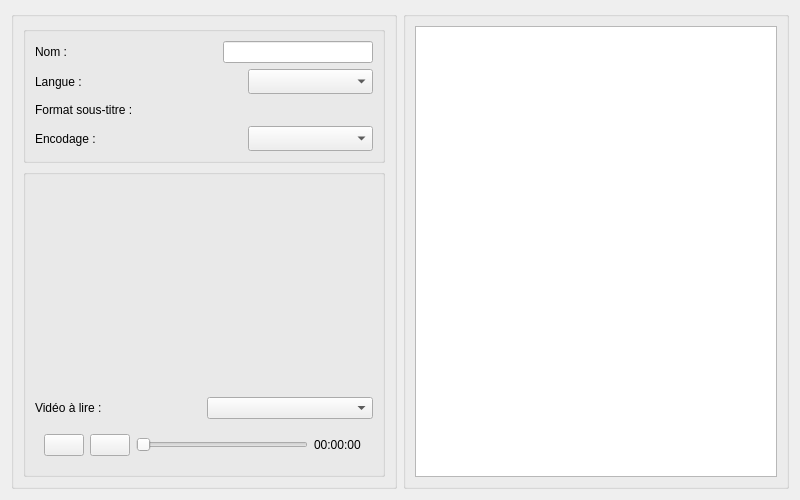
The window that src/View/subtitlepane.ui (cinemaouvert/OCT) describes before a commit, drawn with Qt 5.
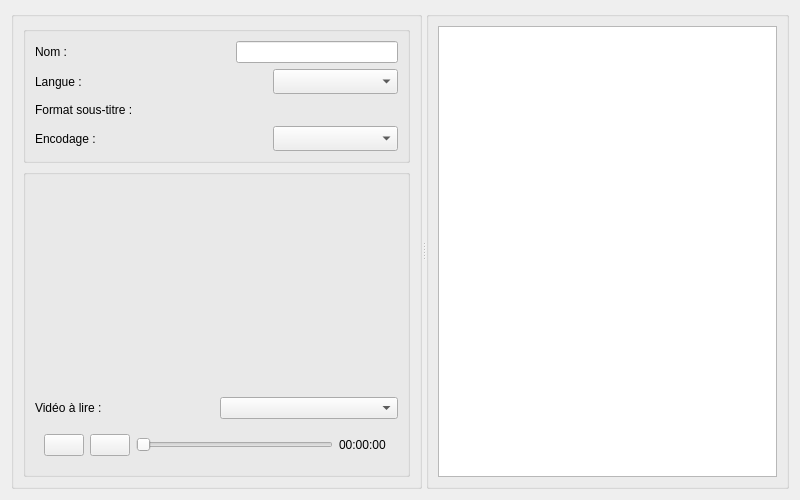
The same window after the commit. Icons and pictures are not drawn. Custom widgets are drawn as their Qt base class.

Patch:
```diff
--- a/src/View/subtitlepane.ui
+++ b/src/View/subtitlepane.ui
@@ -15,6 +15,10 @@
   </property>
   <layout class="QHBoxLayout" name="horizontalLayout">
    <item>
+    <widget class="QSplitter" name="splitter">
+     <property name="orientation">
+      <enum>Qt::Horizontal</enum>
+     </property>
     <widget class="QGroupBox" name="groupBox_FormPlayerSubtitlePane">
      <property name="title">
       <string/>
@@ -335,8 +339,6 @@
       </item>
      </layout>
     </widget>
-   </item>
-   <item>
     <widget class="QGroupBox" name="groupBox_PrevSubtitlePane">
      <property name="title">
       <string/>
@@ -346,6 +348,7 @@
        <widget class="QTableView" name="subtitleTableView"/>
       </item>
      </layout>
+     </widget>
     </widget>
    </item>
   </layout>
```
Lines whose indentation alone changed are shown as unchanged.
